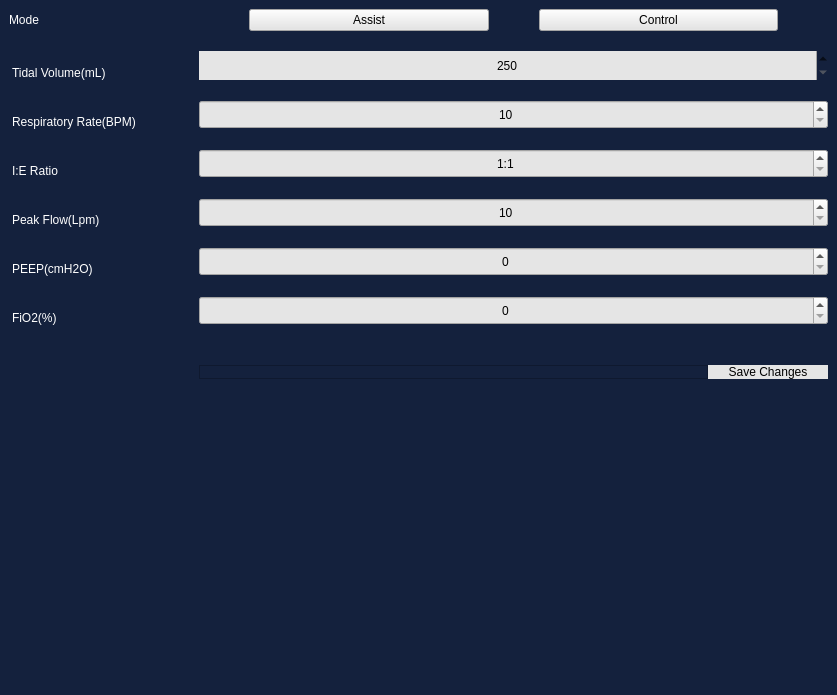
Old version of the form dec-rpi-gui/ui/settings.ui in the repository jundychitan/dbventilator.
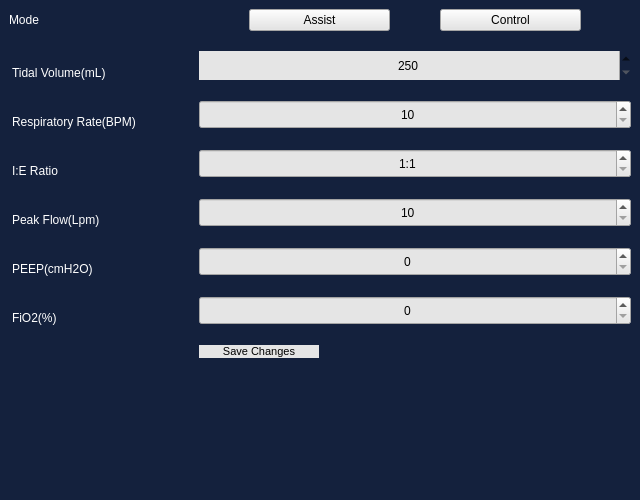
New version of the form. Icons and pictures are not drawn.

The edit to the form file:
```diff
--- a/dec-rpi-gui/ui/settings.ui
+++ b/dec-rpi-gui/ui/settings.ui
@@ -2,12 +2,15 @@
 <ui version="4.0">
  <class>MainWindow</class>
  <widget class="QMainWindow" name="MainWindow">
+  <property name="enabled">
+   <bool>true</bool>
+  </property>
   <property name="geometry">
    <rect>
     <x>0</x>
     <y>0</y>
-    <width>837</width>
-    <height>695</height>
+    <width>640</width>
+    <height>500</height>
    </rect>
   </property>
   <property name="windowTitle">
@@ -384,34 +387,30 @@
        </layout>
       </item>
       <item row="7" column="1">
-       <layout class="QHBoxLayout" name="horizontalLayout_8">
-        <property name="topMargin">
-         <number>20</number>
-        </property>
-        <item>
-         <widget class="QFrame" name="frame">
-          <property name="maximumSize">
-           <size>
-            <width>16777215</width>
-            <height>16777215</height>
-           </size>
-          </property>
-          <property name="frameShape">
-           <enum>QFrame::StyledPanel</enum>
-          </property>
-          <property name="frameShadow">
-           <enum>QFrame::Raised</enum>
-          </property>
-         </widget>
-        </item>
-        <item>
          <widget class="QPushButton" name="btn_save">
+        <property name="sizePolicy">
+         <sizepolicy hsizetype="Minimum" vsizetype="Maximum">
+          <horstretch>0</horstretch>
+          <verstretch>0</verstretch>
+         </sizepolicy>
+        </property>
           <property name="maximumSize">
            <size>
             <width>120</width>
-            <height>40</height>
-           </size>
-          </property>
+          <height>64</height>
+         </size>
+        </property>
+        <property name="font">
+         <font>
+          <pointsize>8</pointsize>
+         </font>
+        </property>
+        <property name="cursor">
+         <cursorShape>PointingHandCursor</cursorShape>
+        </property>
+        <property name="layoutDirection">
+         <enum>Qt::LeftToRight</enum>
+        </property>
           <property name="autoFillBackground">
            <bool>false</bool>
           </property>
@@ -430,15 +429,13 @@
           <property name="iconSize">
            <size>
             <width>32</width>
-            <height>32</height>
+          <height>48</height>
            </size>
           </property>
           <property name="flat">
            <bool>true</bool>
           </property>
          </widget>
-        </item>
-       </layout>
       </item>
      </layout>
     </item>
```
Left out of the diff: 10 changed lines with no effect on the pictures. Lines whose indentation alone changed are shown as unchanged.
